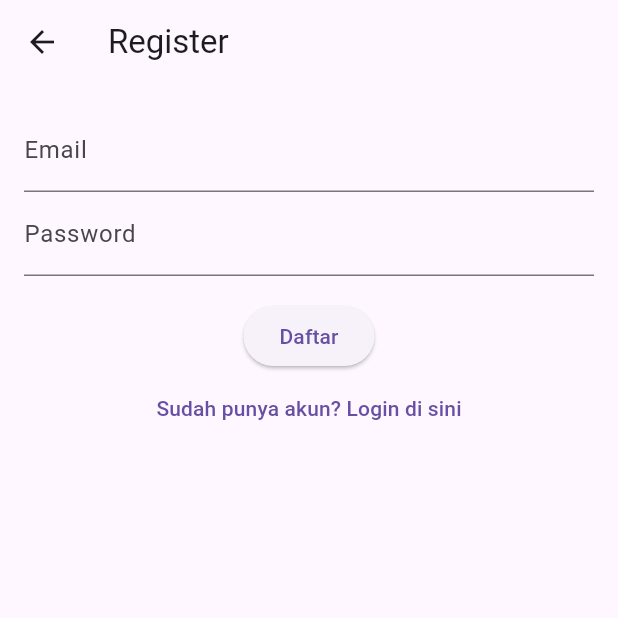
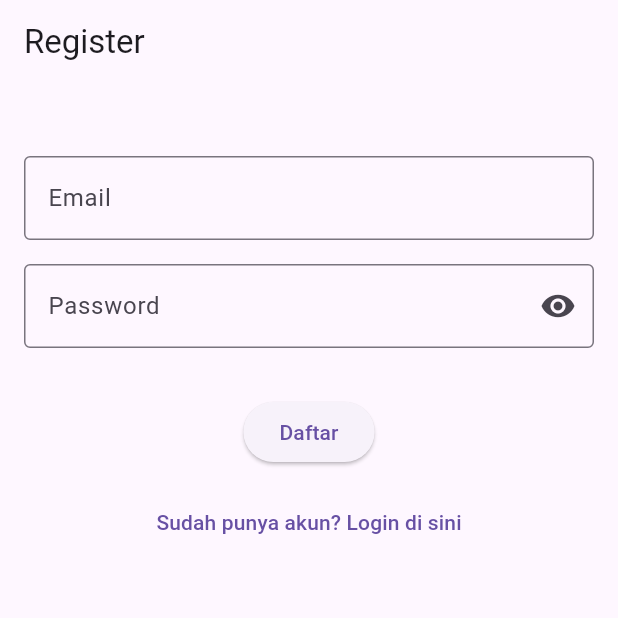
Before and after one commit to Th9o/aplikasi_catatan_rahasia, a Flutter app: the RegisterScreen screen opened directly, on a phone screen of 412 x 824 dp, the top half of it. Run offline on Flutter 3.47's test engine with Material 3 defaults, Android fonts, the phone set to English and light mode, and no system bars; our stand-ins replace cloud_firestore, firebase_auth, firebase_core; missing offline and left inert: encrypt; accounts and stored records are empty; statements that could not run were skipped.

Commit message:
perbaikan halaman register

```diff
--- a/lib/screens/register_screen.dart
+++ b/lib/screens/register_screen.dart
@@ -16,22 +16,45 @@ class _RegisterScreenState extends State<RegisterScreen> {
   final auth = AuthService();
   bool isLoading = false;
   String? errorMessage;
+  bool _obscurePassword = true;
 
   void handleRegister() async {
+    final email = emailController.text.trim();
+    final password = passwordController.text.trim();
+
+    if (email.isEmpty || password.isEmpty) {
+      setState(() {
+        errorMessage = "Email dan Password tidak boleh kosong.";
+      });
+      return;
+    }
+
+    if (!email.contains('@') || !email.contains('.')) {
+      setState(() {
+        errorMessage = "Format email tidak valid.";
+      });
+      return;
+    }
+
+    if (password.length < 6) {
+      setState(() {
+        errorMessage = "Password minimal 6 karakter.";
+      });
+      return;
+    }
+
     setState(() {
       isLoading = true;
       errorMessage = null;
     });
 
     try {
-      final user = await auth.register(
-        emailController.text,
-        passwordController.text,
-      );
+      final user = await auth.register(email, password);
       if (user != null && mounted) {
-        Navigator.pushReplacement(
+        Navigator.pushAndRemoveUntil(
           context,
           MaterialPageRoute(builder: (_) => const HomeScreen()),
+          (route) => false,
         );
       }
     } catch (e) {
@@ -48,30 +71,58 @@ class _RegisterScreenState extends State<RegisterScreen> {
   @override
   Widget build(BuildContext context) {
     return Scaffold(
-      appBar: AppBar(title: const Text('Register')),
-      body: Padding(
+      appBar: AppBar(
+        title: const Text('Register'),
+        automaticallyImplyLeading: false,
+      ),
+      body: SingleChildScrollView(
         padding: const EdgeInsets.all(16.0),
         child: Column(
           children: [
+            const SizedBox(height: 32),
             TextField(
               controller: emailController,
-              decoration: const InputDecoration(labelText: 'Email'),
+              keyboardType: TextInputType.emailAddress,
+              decoration: const InputDecoration(
+                labelText: 'Email',
+                border: OutlineInputBorder(),
+              ),
             ),
+            const SizedBox(height: 16),
             TextField(
               controller: passwordController,
-              decoration: const InputDecoration(labelText: 'Password'),
-              obscureText: true,
+              obscureText: _obscurePassword,
+              decoration: InputDecoration(
+                labelText: 'Password',
+                border: const OutlineInputBorder(),
+                suffixIcon: IconButton(
+                  icon: Icon(
+                    _obscurePassword ? Icons.visibility : Icons.visibility_off,
+                  ),
+                  onPressed: () {
+                    setState(() {
+                      _obscurePassword = !_obscurePassword;
+                    });
+                  },
+                ),
+              ),
             ),
             const SizedBox(height: 16),
             if (errorMessage != null)
               Text(errorMessage!, style: const TextStyle(color: Colors.red)),
+            const SizedBox(height: 16),
             ElevatedButton(
               onPressed: isLoading ? null : handleRegister,
               child:
                   isLoading
-                      ? const CircularProgressIndicator()
+                      ? const SizedBox(
+                        width: 24,
+                        height: 24,
+                        child: CircularProgressIndicator(strokeWidth: 2),
+                      )
                       : const Text('Daftar'),
             ),
+            const SizedBox(height: 12),
             TextButton(
               onPressed: () {
                 Navigator.pop(context);
```
